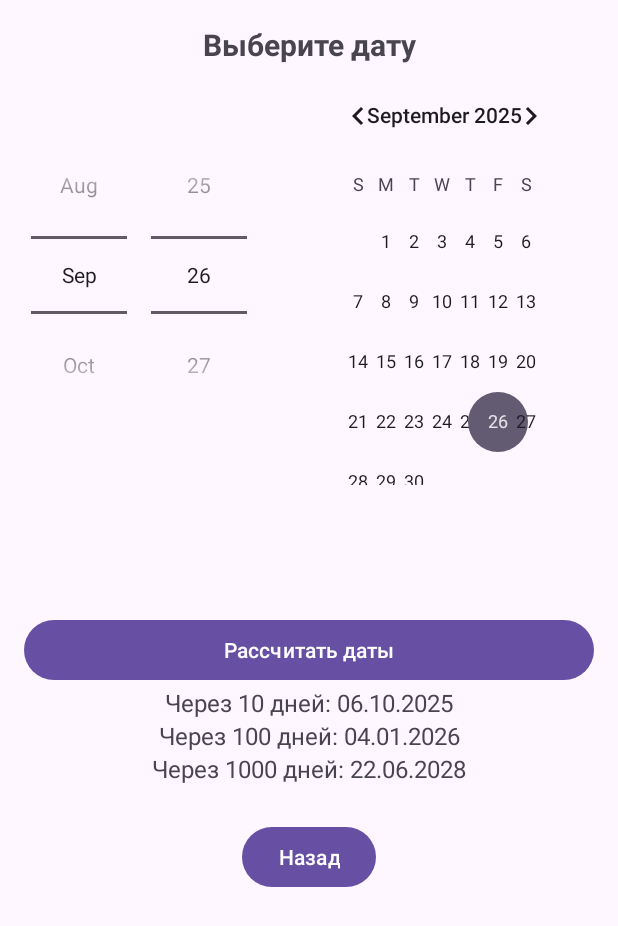
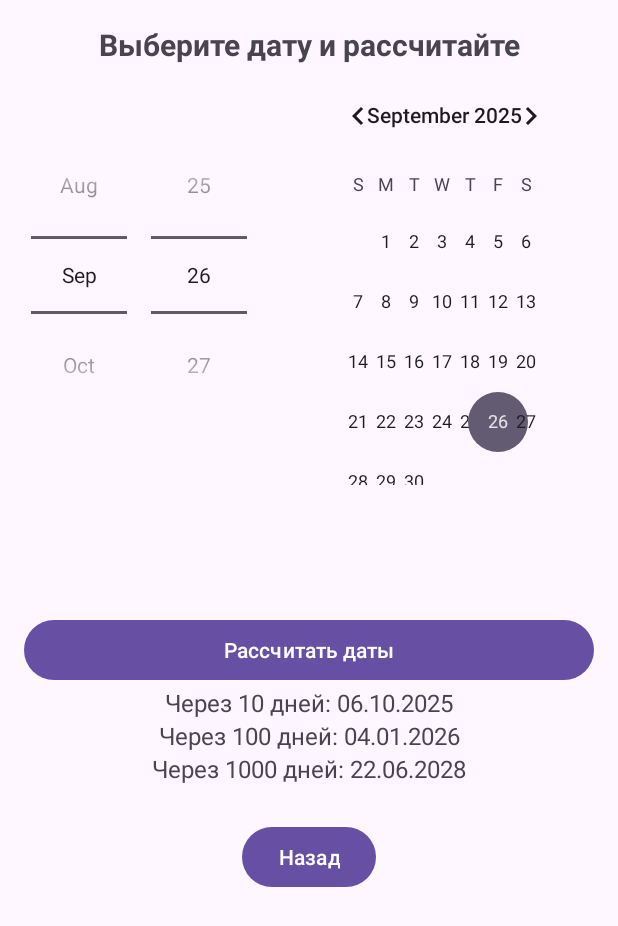
Before and after one commit to nikitazapekin/LAB2_JAVA, an Android app: the SecondActivity screen opened directly, with no data from a screen before it, on a phone screen of 412 x 824 dp. Shown: the top 926 px of the screen. Run offline under Robolectric (Android 15) with nearby library versions, the phone set to English and light mode, and no system bars.

Commit message:
screen_design_new

```diff
--- a/app/src/main/res/layout/activity_second.xml
+++ b/app/src/main/res/layout/activity_second.xml
@@ -13,7 +13,7 @@
         android:id="@+id/titleTextView"
         android:layout_width="0dp"
         android:layout_height="wrap_content"
-        android:text="Выберите дату"
+        android:text="Выберите дату и рассчитайте"
         android:textSize="20sp"
         android:textStyle="bold"
         android:gravity="center"
```
